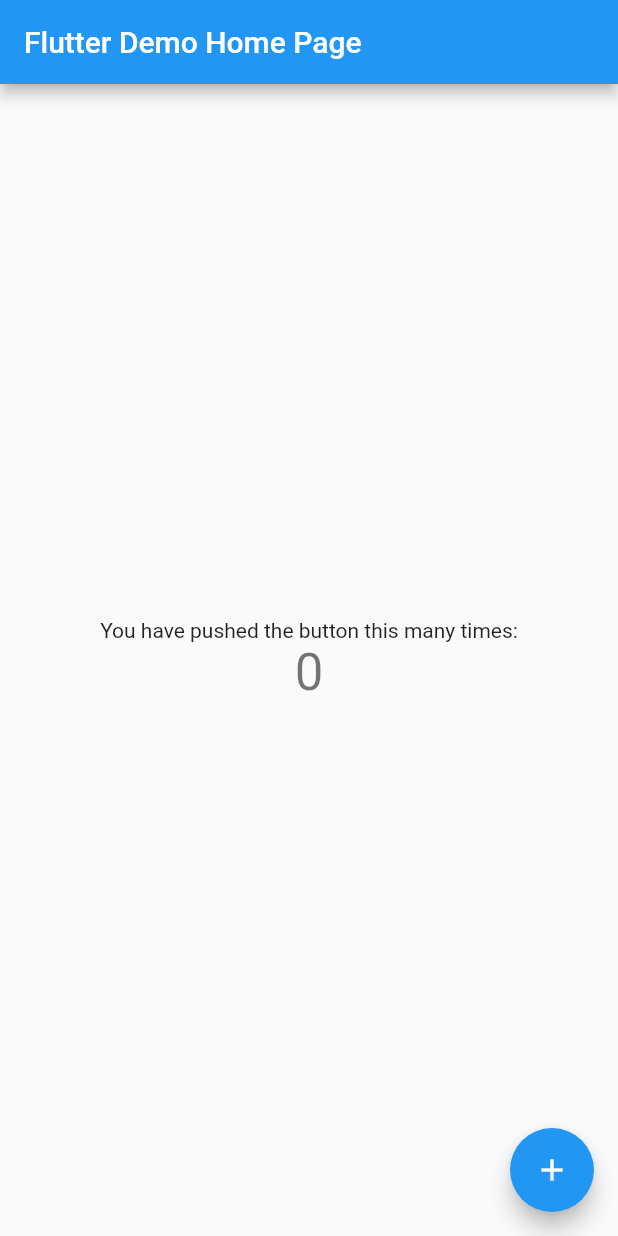
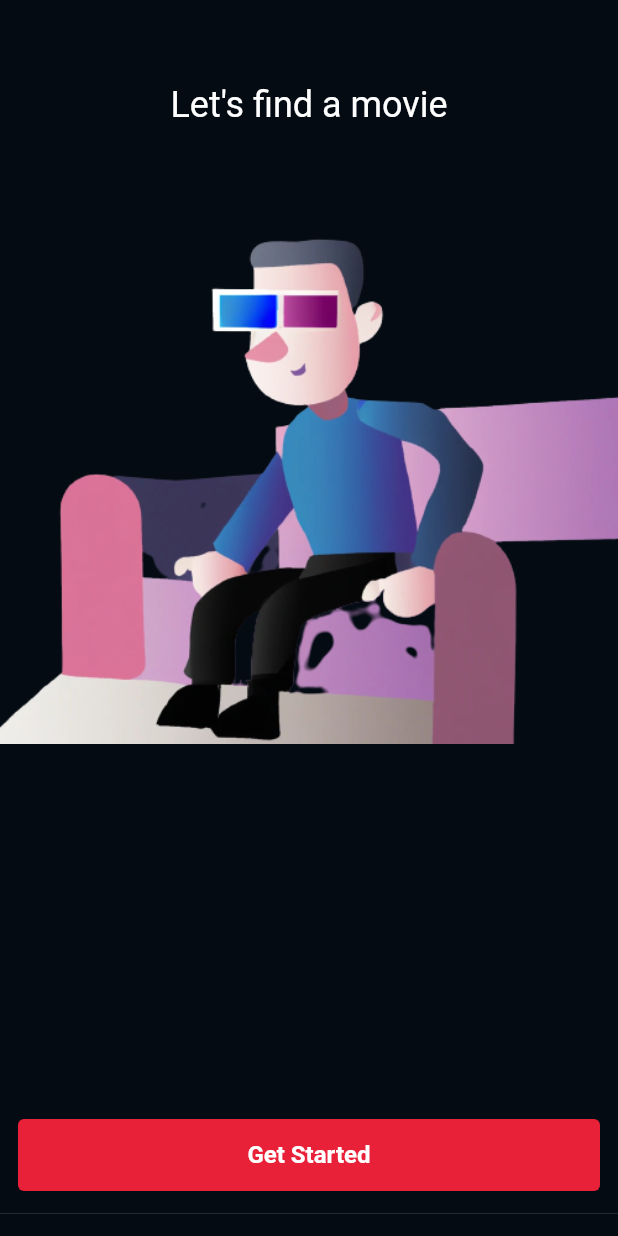
Before and after one commit to khkred/movie_recommend, a Flutter app: the screen it shows after launch, on a phone screen of 412 x 824 dp. Run offline on Flutter 3.47's test engine with Material 2 defaults, Android fonts, the phone set to English and light mode, and no system bars.

Commit message:
Created landing_screen.dart

```diff
--- /dev/null
+++ b/lib/core/constants.dart
@@ -0,0 +1,4 @@
+const kBorderRadius = 8.0;
+const kMediumSpacing = 24.0;
+
+const kButtonBottomDivider = 30.0;
--- /dev/null
+++ b/lib/core/widgets/primary_button.dart
@@ -0,0 +1,40 @@
+import 'package:flutter/material.dart';
+import 'package:movie_recommend/core/constants.dart';
+
+class PrimaryButton extends StatelessWidget {
+  const PrimaryButton(
+      {Key? key,
+      required this.onPressed,
+      required this.text,
+      this.width = double.infinity})
+      : super(key: key);
+
+  final VoidCallback onPressed;
+  final String text;
+  final double width;
+
+  @override
+  Widget build(BuildContext context) {
+    return Padding(
+      padding: const EdgeInsets.symmetric(horizontal: 12.0),
+      child: TextButton(
+        onPressed: onPressed,
+        style: TextButton.styleFrom(
+          shape: RoundedRectangleBorder(
+            borderRadius: BorderRadius.circular(kBorderRadius / 2),
+          ),
+          fixedSize: Size(width, 48),
+        ),
+        child: Row(
+          mainAxisAlignment: MainAxisAlignment.center,
+          children: [
+            Text(
+              text,
+              style: Theme.of(context).textTheme.labelLarge,
+            ),
+          ],
+        ),
+      ),
+    );
+  }
+}
--- /dev/null
+++ b/lib/features/movie_flow/landing/landing_screen.dart
@@ -0,0 +1,40 @@
+import 'package:flutter/material.dart';
+import 'package:movie_recommend/core/constants.dart';
+import 'package:movie_recommend/core/widgets/primary_button.dart';
+
+class LandingScreen extends StatelessWidget {
+  const LandingScreen({
+    Key? key,
+    required this.nextPage,
+    required this.previousPage,
+  }) : super(key: key);
+
+  final VoidCallback nextPage;
+  final VoidCallback previousPage;
+
+  @override
+  Widget build(BuildContext context) {
+    return Scaffold(
+      appBar: AppBar(),
+      body: Center(
+        child: Column(
+          children: [
+            Text(
+              "Let's find a movie",
+              style: Theme.of(context).textTheme.headlineSmall,
+              textAlign: TextAlign.center,
+            ),
+
+            Image.asset('images/horror-movie.png'),
+            const Spacer(),
+            PrimaryButton(
+              onPressed: nextPage,
+              text: 'Get Started'
+            ),
+            const Divider(height: kButtonBottomDivider,)
+          ],
+        ),
+      ),
+    );
+  }
+}
--- /dev/null
+++ b/lib/features/movie_flow/movie_flow.dart
@@ -0,0 +1,45 @@
+import 'package:flutter/material.dart';
+import 'package:movie_recommend/features/movie_flow/landing/landing_screen.dart';
+
+class MovieFlow extends StatefulWidget {
+  const MovieFlow({Key? key}) : super(key: key);
+
+  @override
+  State<MovieFlow> createState() => _MovieFlowState();
+}
+
+class _MovieFlowState extends State<MovieFlow> {
+  final pageController = PageController();
+
+  void nextPage() {
+    pageController.nextPage(
+      duration: const Duration(milliseconds: 600),
+      curve: Curves.easeOutCubic,
+    );
+  }
+
+  void previousPage() {
+    pageController.previousPage(
+      duration: const Duration(milliseconds: 600),
+      curve: Curves.easeOutCubic,
+    );
+  }
+
+  @override
+  void dispose() {
+    pageController.dispose();
+    super.dispose();
+  }
+
+  @override
+  Widget build(BuildContext context) {
+    return PageView(
+      controller: pageController,
+      physics: const NeverScrollableScrollPhysics(),
+      children: [LandingScreen(nextPage: nextPage, previousPage: previousPage),
+        Scaffold(body: Container(color: Colors.green)),
+        Scaffold(body: Container(color: Colors.blue)),
+        Scaffold(body: Container(color: Colors.yellow))],
+    );
+  }
+}
--- a/lib/main.dart
+++ b/lib/main.dart
@@ -1,5 +1,6 @@
 import 'package:flutter/material.dart';
-
+import 'package:movie_recommend/features/movie_flow/movie_flow.dart';
+import 'theme/custom_theme.dart';
 void main() {
   runApp(const MyApp());
 }
@@ -11,105 +12,10 @@
   @override
   Widget build(BuildContext context) {
     return MaterialApp(
-      title: 'Flutter Demo',
-      theme: ThemeData(
-        // This is the theme of your application.
-        //
-        // Try running your application with "flutter run". You'll see the
-        // application has a blue toolbar. Then, without quitting the app, try
-        // changing the primarySwatch below to Colors.green and then invoke
-        // "hot reload" (press "r" in the console where you ran "flutter run",
-        // or simply save your changes to "hot reload" in a Flutter IDE).
-        // Notice that the counter didn't reset back to zero; the application
-        // is not restarted.
-        primarySwatch: Colors.blue,
-      ),
-      home: const MyHomePage(title: 'Flutter Demo Home Page'),
+      title: 'Movie Recommender',
+      darkTheme: CustomTheme.darkTheme(context),
+      themeMode: ThemeMode.dark,
+      home: const MovieFlow(),
     );
   }
 }
-
-class MyHomePage extends StatefulWidget {
-  const MyHomePage({super.key, required this.title});
-
-  // This widget is the home page of your application. It is stateful, meaning
-  // that it has a State object (defined below) that contains fields that affect
-  // how it looks.
-
-  // This class is the configuration for the state. It holds the values (in this
-  // case the title) provided by the parent (in this case the App widget) and
-  // used by the build method of the State. Fields in a Widget subclass are
-  // always marked "final".
-
-  final String title;
-
-  @override
-  State<MyHomePage> createState() => _MyHomePageState();
-}
-
-class _MyHomePageState extends State<MyHomePage> {
-  int _counter = 0;
-
-  void _incrementCounter() {
-    setState(() {
-      // This call to setState tells the Flutter framework that something has
-      // changed in this State, which causes it to rerun the build method below
-      // so that the display can reflect the updated values. If we changed
-      // _counter without calling setState(), then the build method would not be
-      // called again, and so nothing would appear to happen.
-      _counter++;
-    });
-  }
-
-  @override
-  Widget build(BuildContext context) {
-    // This method is rerun every time setState is called, for instance as done
-    // by the _incrementCounter method above.
-    //
-    // The Flutter framework has been optimized to make rerunning build methods
-    // fast, so that you can just rebuild anything that needs updating rather
-    // than having to individually change instances of widgets.
-    return Scaffold(
-      appBar: AppBar(
-        // Here we take the value from the MyHomePage object that was created by
-        // the App.build method, and use it to set our appbar title.
-        title: Text(widget.title),
-      ),
-      body: Center(
-        // Center is a layout widget. It takes a single child and positions it
-        // in the middle of the parent.
-        child: Column(
-          // Column is also a layout widget. It takes a list of children and
-          // arranges them vertically. By default, it sizes itself to fit its
-          // children horizontally, and tries to be as tall as its parent.
-          //
-          // Invoke "debug painting" (press "p" in the console, choose the
-          // "Toggle Debug Paint" action from the Flutter Inspector in Android
-          // Studio, or the "Toggle Debug Paint" command in Visual Studio Code)
-          // to see the wireframe for each widget.
-          //
-          // Column has various properties to control how it sizes itself and
-          // how it positions its children. Here we use mainAxisAlignment to
-          // center the children vertically; the main axis here is the vertical
-          // axis because Columns are vertical (the cross axis would be
-          // horizontal).
-          mainAxisAlignment: MainAxisAlignment.center,
-          children: <Widget>[
-            const Text(
-              'You have pushed the button this many times:',
-            ),
-            Text(
-              '$_counter',
-              style: Theme.of(context).textTheme.headlineMedium,
-            ),
-          ],
-        ),
-      ),
-      floatingActionButton: FloatingActionButton(
-        onPressed: _incrementCounter,
-        tooltip: 'Increment',
-        child: const Icon(Icons.add),
-      ), // This trailing comma makes auto-formatting nicer for build methods.
-    );
-  }
-}
--- a/lib/theme/custom_theme.dart
+++ b/lib/theme/custom_theme.dart
@@ -25,6 +25,7 @@
       ),
       appBarTheme: const AppBarTheme(elevation: 0, color: Palette.almostBack),
       colorScheme: ColorScheme.fromSwatch(
+        brightness: Brightness.dark, // Set brightness here
         primarySwatch: MaterialColor(
           Palette.red500.value,
           const {
--- a/pubspec.yaml
+++ b/pubspec.yaml
@@ -59,8 +59,8 @@
   uses-material-design: true
 
   # To add assets to your application, add an assets section, like this:
-  # assets:
-  #   - images/a_dot_burr.jpeg
+  assets:
+    - images/
   #   - images/a_dot_ham.jpeg
 
   # An image asset can refer to one or more resolution-specific "variants", see
```
Also changed, not shown: images/horror-movie.png (added). Lines whose indentation alone changed are shown as unchanged.
